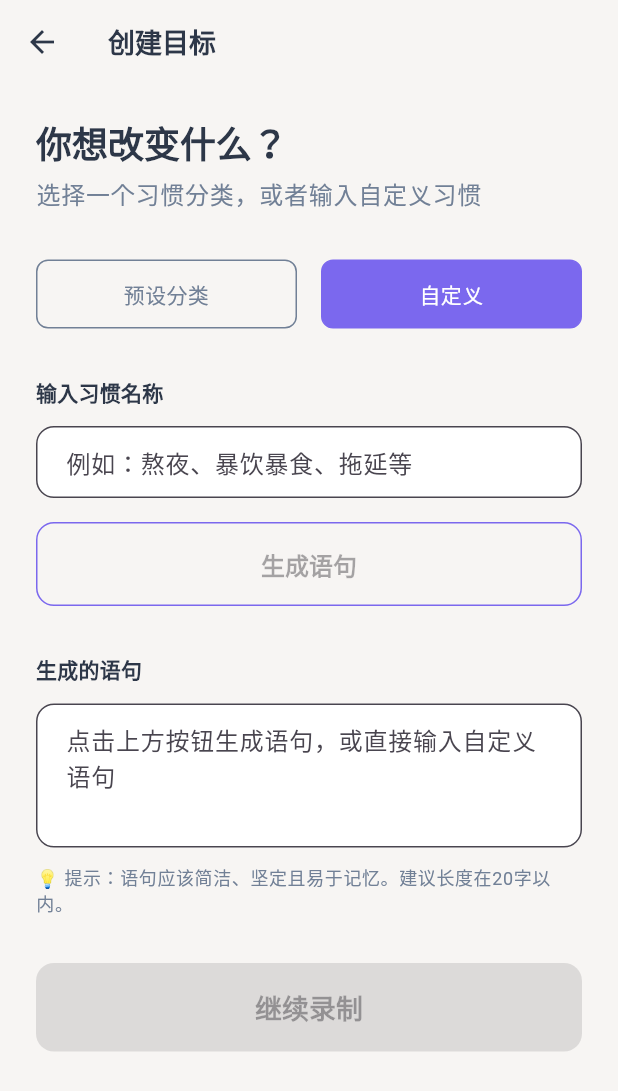
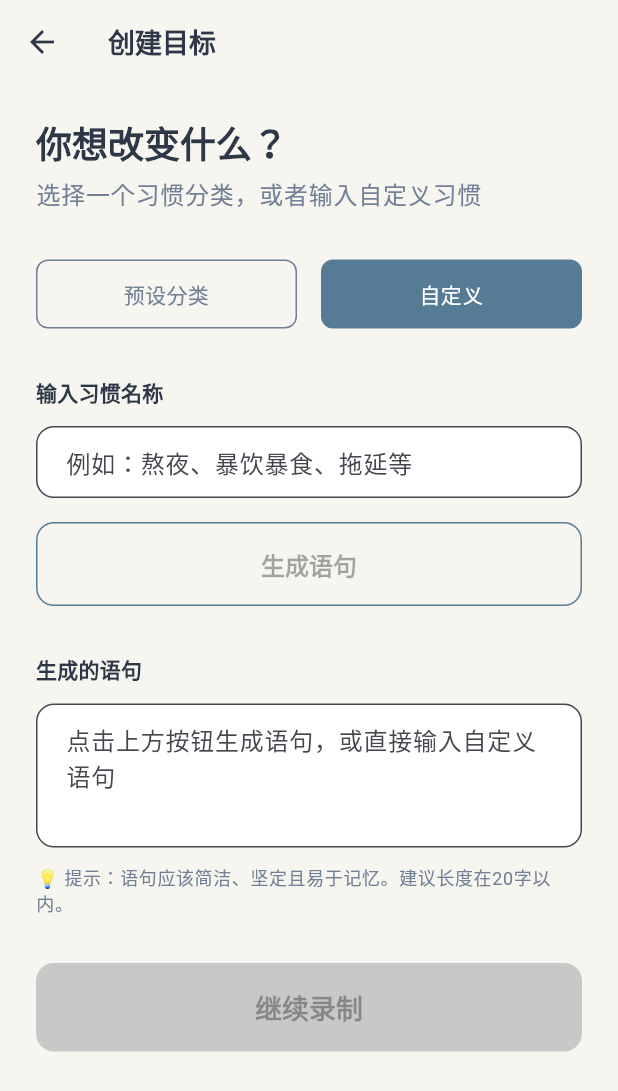
Before and after one commit to Lavande/neverr-app, a Flutter app: the CreateGoalScreen screen opened by its route, after a tap on "自定义", on a phone screen of 412 x 824 dp. Shown: the top 1091 px of the screen. Run offline on Flutter 3.47's test engine with Material 3 defaults, Android fonts, the phone set to English and light mode, and no system bars; our stand-ins replace flutter_local_notifications, permission_handler, shared_preferences, sqflite, table_calendar, timezone; missing offline and left inert: flutter_sound; accounts and stored records are empty.

Commit message:
feat: 实现完整的iOS麦克风权限处理和UI优化
主要改进：
- 🎤 修复iOS麦克风权限问题，使用原生iOS权限请求
- 🎨 更新主题配色为温和疗愈系风格(浅米色+静谧蓝+宁静绿)
- ✨ 添加按钮渐变效果，提升视觉体验
- 🔧 优化习惯选择UI，改为紧凑的标签布局
- 📱 完善Android录音权限配置
- 🛠️ 改进音频服务初始化和错误处理

技术细节：
- 新增原生iOS权限处理方法(AppDelegate.swift)
- 创建Flutter-iOS桥接服务(native_permissions.dart)
- 优化音频服务架构，延迟录音器初始化
- 添加详细的权限状态调试信息
- 改进用户权限被拒绝时的引导体验

🤖 Generated with [Claude Code](https://claude.ai/code)

Co-Authored-By: Claude <noreply@anthropic.com>

```diff
--- a/lib/core/theme/app_theme.dart
+++ b/lib/core/theme/app_theme.dart
@@ -1,16 +1,29 @@
 import 'package:flutter/material.dart';
 
 class AppTheme {
-  // Color scheme based on UI design requirements
-  static const Color primaryColor = Color(0xFF7B68EE); // 宁静蓝
-  static const Color secondaryColor = Color(0xFF98D8C8); // 宁静绿
-  static const Color backgroundColor = Color(0xFFF7F5F3); // 浅米色
+  // Color scheme based on healing/therapeutic design
+  static const Color primaryColor = Color(0xFF567B95); // 静谧蓝 - 主色调
+  static const Color secondaryColor = Color(0xFF6BA68B); // 宁静绿 - 辅助色
+  static const Color backgroundColor = Color(0xFFF7F5EF); // 浅米色背景
   static const Color surfaceColor = Color(0xFFFFFFFF);
   static const Color textPrimaryColor = Color(0xFF2D3748);
   static const Color textSecondaryColor = Color(0xFF718096);
-  static const Color accentColor = Color(0xFFFED7D7); // 温和红色用于重要按钮
-  static const Color successColor = Color(0xFF68D391);
+  static const Color accentColor = Color(0xFF6BA68B); // 使用宁静绿作为强调色
+  static const Color successColor = Color(0xFF6BA68B);
   static const Color warningColor = Color(0xFFFBB6CE);
+
+  // Gradient colors for buttons
+  static const LinearGradient primaryGradient = LinearGradient(
+    colors: [Color(0xFF567B95), Color(0xFF6BA68B)],
+    begin: Alignment.topLeft,
+    end: Alignment.bottomRight,
+  );
+
+  static const LinearGradient secondaryGradient = LinearGradient(
+    colors: [Color(0xFF6BA68B), Color(0xFF567B95)],
+    begin: Alignment.topLeft,
+    end: Alignment.bottomRight,
+  );
 
   static ThemeData get lightTheme {
     return ThemeData(
--- a/lib/screens/create_goal_screen.dart
+++ b/lib/screens/create_goal_screen.dart
@@ -150,23 +150,35 @@ class _CreateGoalScreenState extends State<CreateGoalScreen> {
               // Continue button
               SizedBox(
                 width: double.infinity,
+                child: Container(
+                  decoration: BoxDecoration(
+                    gradient: _statementController.text.trim().isNotEmpty
+                        ? AppTheme.primaryGradient
+                        : null,
+                    color: _statementController.text.trim().isEmpty
+                        ? Colors.grey.shade300
+                        : null,
+                    borderRadius: BorderRadius.circular(12),
+                  ),
                   child: ElevatedButton(
                     onPressed: _statementController.text.trim().isNotEmpty
                         ? _proceedToRecording
                         : null,
                     style: ElevatedButton.styleFrom(
-                    backgroundColor: AppTheme.primaryColor,
+                      backgroundColor: Colors.transparent,
                       foregroundColor: Colors.white,
                       padding: const EdgeInsets.symmetric(vertical: 16),
                       shape: RoundedRectangleBorder(
                         borderRadius: BorderRadius.circular(12),
                       ),
+                      shadowColor: Colors.transparent,
                     ),
                     child: const Text(
                       '继续录制',
                       style: TextStyle(
                         fontSize: 18,
                         fontWeight: FontWeight.w600,
+                      ),
                     ),
                   ),
                 ),
@@ -281,18 +293,10 @@ class _CreateGoalScreenState extends State<CreateGoalScreen> {
   }
 
   Widget _buildCategoryGrid(List<HabitCategory> categories) {
-    return GridView.builder(
-      shrinkWrap: true,
-      physics: const NeverScrollableScrollPhysics(),
-      gridDelegate: const SliverGridDelegateWithFixedCrossAxisCount(
-        crossAxisCount: 2,
-        crossAxisSpacing: 12,
-        mainAxisSpacing: 12,
-        childAspectRatio: 1.2,
-      ),
-      itemCount: categories.length,
-      itemBuilder: (context, index) {
-        final category = categories[index];
+    return Wrap(
+      spacing: 8,
+      runSpacing: 8,
+      children: categories.map((category) {
         final isSelected = _selectedCategory == category;
 
         return GestureDetector(
@@ -304,35 +308,34 @@ class _CreateGoalScreenState extends State<CreateGoalScreen> {
             _generateStatement();
           },
           child: Container(
-            padding: const EdgeInsets.all(16),
+            padding: const EdgeInsets.symmetric(horizontal: 12, vertical: 8),
             decoration: BoxDecoration(
               color: isSelected ? AppTheme.primaryColor.withOpacity(0.1) : Colors.white,
               border: Border.all(
                 color: isSelected ? AppTheme.primaryColor : Colors.grey.shade300,
               ),
-              borderRadius: BorderRadius.circular(12),
+              borderRadius: BorderRadius.circular(20),
             ),
-            child: Column(
-              mainAxisAlignment: MainAxisAlignment.center,
+            child: Row(
+              mainAxisSize: MainAxisSize.min,
               children: [
                 Text(
                   category.icon,
-                  style: const TextStyle(fontSize: 32),
+                  style: const TextStyle(fontSize: 16),
                 ),
-                const SizedBox(height: 8),
+                const SizedBox(width: 6),
                 Text(
                   category.name,
-                  style: Theme.of(context).textTheme.titleMedium?.copyWith(
+                  style: Theme.of(context).textTheme.bodyMedium?.copyWith(
                     fontWeight: FontWeight.w500,
                     color: isSelected ? AppTheme.primaryColor : AppTheme.textPrimaryColor,
                   ),
-                  textAlign: TextAlign.center,
                 ),
               ],
             ),
           ),
         );
-      },
+      }).toList(),
     );
   }
 
```
Also changed, not shown: lib/core/services/audio_service.dart (+76 -4 lines), lib/core/services/native_permissions.dart (added, +17 -0 lines), lib/screens/record_statement_screen.dart (+61 -4 lines), 5 other files. Lines whose indentation alone changed are shown as unchanged.
